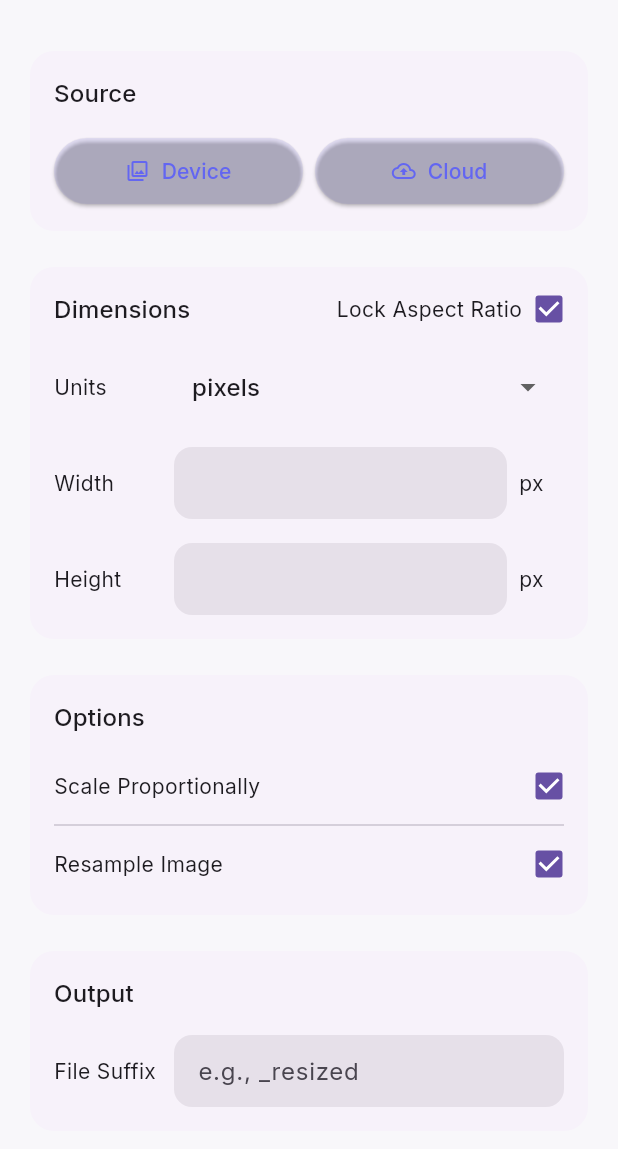
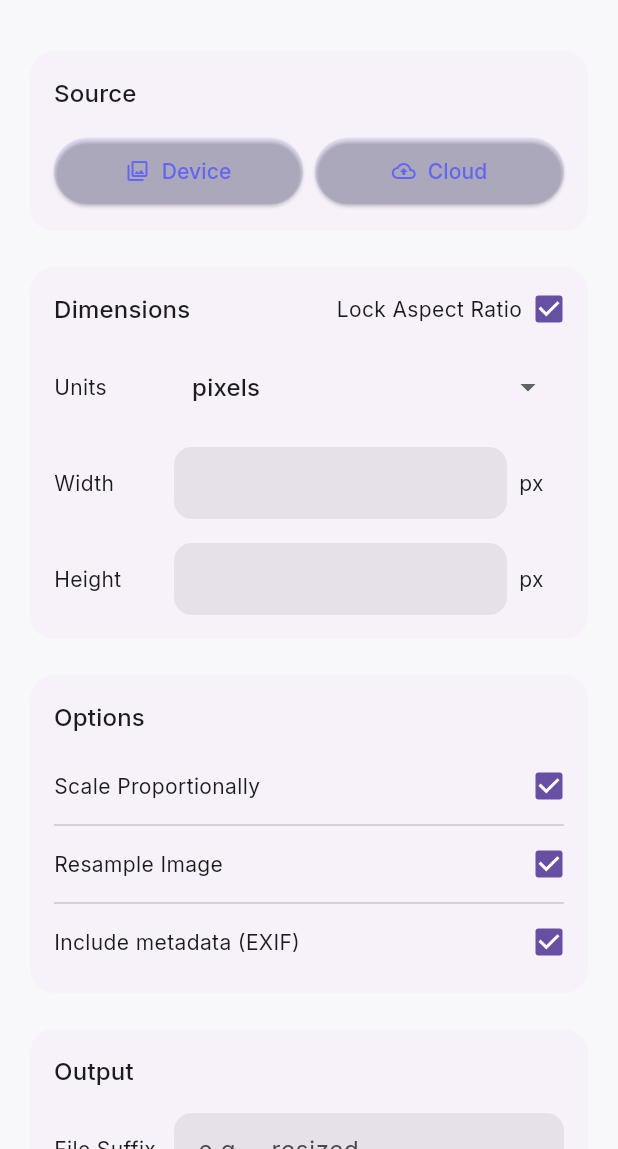
Before and after one commit to Stef-GMS/image_resize, a Flutter app: the screen it shows after launch, on a phone screen of 412 x 824 dp, the part 87-1236 px from its top. Run offline on Flutter 3.47's test engine with Material 3 defaults, Android fonts, the phone set to English and light mode, and no system bars; our stand-ins replace file_picker, google_fonts, image_picker, permission_handler.

Commit message:
feat: Redesign image resizer screen and add new features
This commit introduces a complete redesign of the image resizer screen to match the new UI layout. It also adds several new features and bug fixes, including:

- A new theme selection screen to switch between light, dark, and system themes.
- A dynamic filename suffix that defaults to `_WIDTHxHEIGHT` but can be overridden by the user.
- A checkbox in the 'Options' section to control the inclusion of EXIF metadata.
- A dropdown in the 'Output' section to select the file format ('Same as Original', 'jpg', 'png').
- A fix for a bug where PNG transparency was not preserved when 'Same as Original' was selected.
- A fix for a text wrapping issue in the save location path.

```diff
--- a/lib/screens/image_resize_screen.dart
+++ b/lib/screens/image_resize_screen.dart
@@ -33,6 +33,9 @@ class ImageResizeScreenState extends State<ImageResizeScreen> {
   bool _maintainAspectRatio = true;
   double? _aspectRatio;
   bool _overwriteAll = false;
+  bool _userEditedSuffix = false;
+  bool _includeExif = true;
+  String _outputFormat = 'Same as Original';
 
   final _widthFocusNode = FocusNode();
   final _heightFocusNode = FocusNode();
@@ -42,6 +45,11 @@ class ImageResizeScreenState extends State<ImageResizeScreen> {
     super.initState();
     _widthFocusNode.addListener(_onWidthFocusChange);
     _heightFocusNode.addListener(_onHeightFocusChange);
+    _widthController.addListener(_updateSuffix);
+    _heightController.addListener(_updateSuffix);
+    _suffixController.addListener(() {
+      _userEditedSuffix = true;
+    });
   }
 
   @override
@@ -110,7 +118,19 @@ class ImageResizeScreenState extends State<ImageResizeScreen> {
       _aspectRatio = null;
       _widthController.clear();
       _heightController.clear();
+      _suffixController.clear();
+      _userEditedSuffix = false;
     });
+  }
+
+  void _updateSuffix() {
+    if (!_userEditedSuffix) {
+      final width = _widthController.text;
+      final height = _heightController.text;
+      if (width.isNotEmpty && height.isNotEmpty) {
+        _suffixController.text = '_${width}x$height';
+      }
+    }
   }
 
   Future<void> _pickFromCloud() async {
@@ -127,6 +147,7 @@ class ImageResizeScreenState extends State<ImageResizeScreen> {
           _aspectRatio = image.width / image.height;
           _widthController.text = image.width.toString();
           _heightController.text = image.height.toString();
+          _updateSuffix();
         });
       }
       setState(() {
@@ -270,7 +291,25 @@ class ImageResizeScreenState extends State<ImageResizeScreen> {
                     _resampleImage ? img.Interpolation.cubic : img.Interpolation.nearest,
               );
 
-        await File(newPath).writeAsBytes(img.encodeJpg(resizedImage));
+        if (_includeExif) {
+          resizedImage.exif = image.exif;
+        }
+
+        List<int> encodedImage;
+        if (_outputFormat == 'jpg') {
+          encodedImage = img.encodeJpg(resizedImage);
+        } else if (_outputFormat == 'png') {
+          encodedImage = img.encodePng(resizedImage);
+        } else {
+          final oldExtension = imageFile.path.split('.').last.toLowerCase();
+          if (oldExtension == 'png') {
+            encodedImage = img.encodePng(resizedImage);
+          } else {
+            encodedImage = img.encodeJpg(resizedImage);
+          }
+        }
+
+        await File(newPath).writeAsBytes(encodedImage);
       }
       _showSnackBar('Images resized and saved to $savePath');
     }
@@ -306,10 +345,15 @@ class ImageResizeScreenState extends State<ImageResizeScreen> {
       0,
       oldFileName.length - oldExtension.length - 1,
     );
-    if (suffix.isEmpty) {
-      return '$oldNameWithoutExtension-${width}x${height}.$oldExtension';
+
+    String newExtension;
+    if (_outputFormat == 'Same as Original') {
+      newExtension = oldExtension.toLowerCase();
+    } else {
+      newExtension = _outputFormat.toLowerCase();
     }
-    return '$oldNameWithoutExtension$suffix.$oldExtension';
+
+    return '$oldNameWithoutExtension$suffix.$newExtension';
   }
 
   void _showSnackBar(String message) {
@@ -507,6 +551,16 @@ class ImageResizeScreenState extends State<ImageResizeScreen> {
               });
             },
           ),
+          const Divider(),
+          _buildCheckboxRow(
+            label: 'Include metadata (EXIF)',
+            value: _includeExif,
+            onChanged: (value) {
+              setState(() {
+                _includeExif = value!;
+              });
+            },
+          ),
         ],
       ),
     );
@@ -515,11 +569,27 @@ class ImageResizeScreenState extends State<ImageResizeScreen> {
   Widget _buildOutputSection(ThemeData theme) {
     return _buildSectionCard(
       title: 'Output',
-      child: _buildTextFieldRow(
-        theme: theme,
-        label: 'File Suffix',
-        controller: _suffixController,
-        placeholder: 'e.g., _resized',
+      child: Column(
+        children: [
+          _buildTextFieldRow(
+            theme: theme,
+            label: 'File Suffix',
+            controller: _suffixController,
+            placeholder: 'e.g., _resized',
+          ),
+          const SizedBox(height: 16),
+          _buildDropdownRow(
+            theme,
+            'Output Format',
+            _outputFormat,
+            ['Same as Original', 'jpg', 'png'],
+            (value) {
+              setState(() {
+                _outputFormat = value!;
+              });
+            },
+          ),
+        ],
       ),
     );
   }
@@ -554,6 +624,7 @@ class ImageResizeScreenState extends State<ImageResizeScreen> {
             child: Text(
               _saveDirectory ?? 'No directory selected',
               style: theme.textTheme.bodyMedium,
+              softWrap: true,
             ),
           ),
         ],
@@ -635,13 +706,14 @@ class ImageResizeScreenState extends State<ImageResizeScreen> {
     );
   }
 
-  Widget _buildDropdownRow(ThemeData theme) {
+  Widget _buildDropdownRow(ThemeData theme, String label, String value,
+      List<String> items, ValueChanged<String?> onChanged) {
     return Row(
       children: [
         SizedBox(
           width: 80,
           child: Text(
-            'Units',
+            label,
             style: theme.textTheme.bodyMedium,
           ),
         ),
@@ -654,20 +726,15 @@ class ImageResizeScreenState extends State<ImageResizeScreen> {
             ),
             child: DropdownButtonHideUnderline(
               child: DropdownButton<String>(
-                value: _dimensionType,
+                value: value,
                 isExpanded: true,
-                items:
-                    _unitMap.keys.map<DropdownMenuItem<String>>((String value) {
+                items: items.map<DropdownMenuItem<String>>((String value) {
                   return DropdownMenuItem<String>(
                     value: value,
                     child: Text(value),
                   );
                 }).toList(),
-                onChanged: (String? newValue) {
-                  setState(() {
-                    _dimensionType = newValue!;
-                  });
-                },
+                onChanged: onChanged,
               ),
             ),
           ),
--- a/lib/widgets/dimensions_section.dart
+++ b/lib/widgets/dimensions_section.dart
@@ -67,7 +67,13 @@ class DimensionsSection extends StatelessWidget {
               ],
             ),
             const SizedBox(height: 16),
-            _buildDropdownRow(theme),
+            _buildDropdownRow(
+              theme,
+              'Units',
+              dimensionType,
+              unitMap.keys.toList(),
+              onUnitChanged,
+            ),
             const SizedBox(height: 16),
             _buildTextFieldRow(
               theme: theme,
@@ -90,13 +96,14 @@ class DimensionsSection extends StatelessWidget {
     );
   }
 
-  Widget _buildDropdownRow(ThemeData theme) {
+  Widget _buildDropdownRow(ThemeData theme, String label, String value,
+      List<String> items, ValueChanged<String?> onChanged) {
     return Row(
       children: [
         SizedBox(
           width: 80,
           child: Text(
-            'Units',
+            label,
             style: theme.textTheme.bodyMedium,
           ),
         ),
@@ -109,15 +116,15 @@ class DimensionsSection extends StatelessWidget {
             ),
             child: DropdownButtonHideUnderline(
               child: DropdownButton<String>(
-                value: dimensionType,
+                value: value,
                 isExpanded: true,
-                items: unitMap.keys.map<DropdownMenuItem<String>>((String value) {
+                items: items.map<DropdownMenuItem<String>>((String value) {
                   return DropdownMenuItem<String>(
                     value: value,
                     child: Text(value),
                   );
                 }).toList(),
-                onChanged: onUnitChanged,
+                onChanged: onChanged,
               ),
             ),
           ),
```
